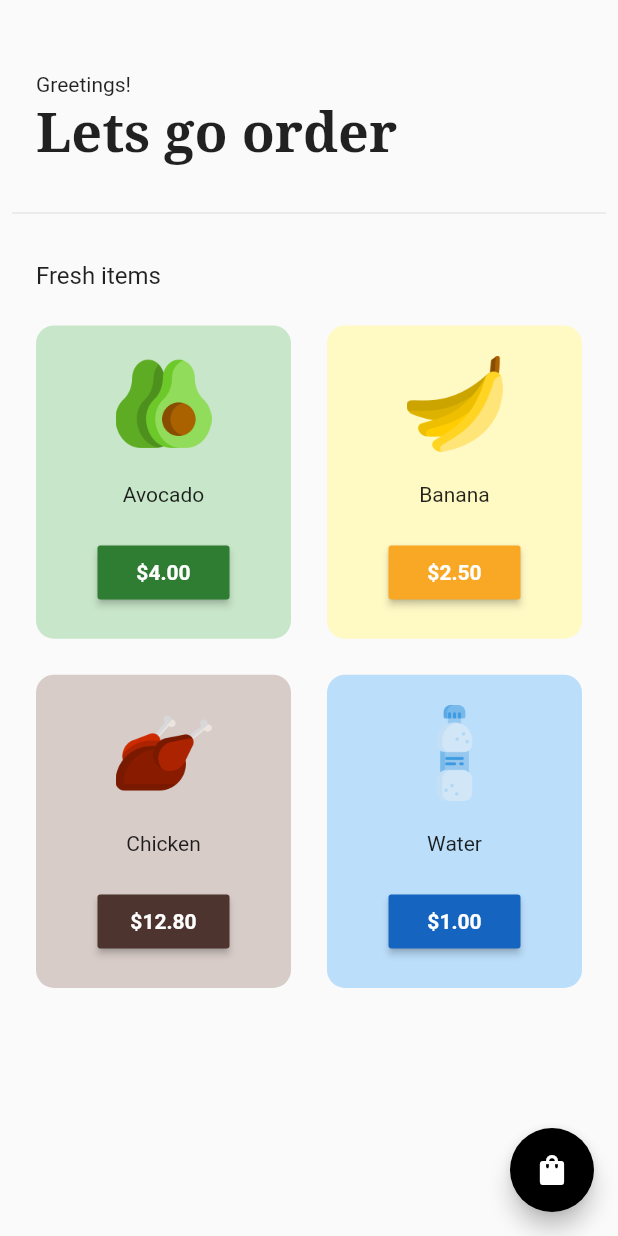
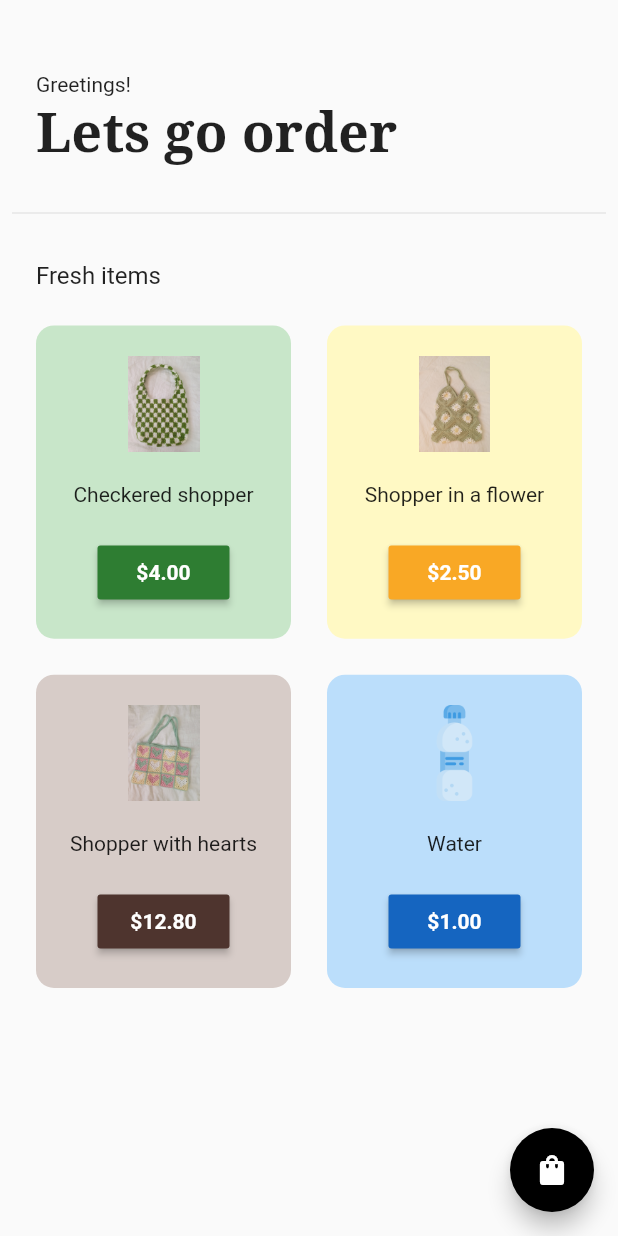
Before and after one commit to TheJuliana/knitwear_shopping_app, a Flutter app: the HomePage screen opened directly, on a phone screen of 412 x 824 dp. Run offline on Flutter 3.47's test engine with Material 2 defaults, Android fonts, the phone set to English and light mode, and no system bars; our stand-ins replace google_fonts.

```diff
--- a/lib/models/cart_model.dart
+++ b/lib/models/cart_model.dart
@@ -6,9 +6,9 @@ class CartModel extends ChangeNotifier{
   // список вещей на распродаже
   final List _shopItems = [
     // [ itemName, itemPrice, imagePath, description, color ]
-    ["Avocado", "4.00", "lib/assets/avocado.png", "desc1", Colors.green],
-    ["Banana", "2.50", "lib/assets/banana.png", "desc2", Colors.yellow],
-    ["Chicken", "12.80", "lib/assets/chicken.png", "desc3", Colors.brown],
+    ["Checkered shopper", "4.00", "lib/assets/shopper1.jpg", "30х20 centimeters", Colors.green],
+    ["Shopper in a flower", "2.50", "lib/assets/shopper2.jpg", "desc2", Colors.yellow],
+    ["Shopper with hearts", "12.80", "lib/assets/shopper3.jpg", "desc3", Colors.brown],
     ["Water", "1.00", "lib/assets/water.png", "desc4", Colors.blue],
   ];
 
```
Also changed, not shown: lib/pages/info_page.dart (+79 -4 lines), lib/assets/shopper1.jpg (added), lib/assets/shopper1_full.jpg (added), lib/assets/shopper2.jpg (added), lib/assets/shopper2_full.jpg (added), lib/assets/shopper3.jpg (added), lib/assets/shopper3_full.jpg (added).
